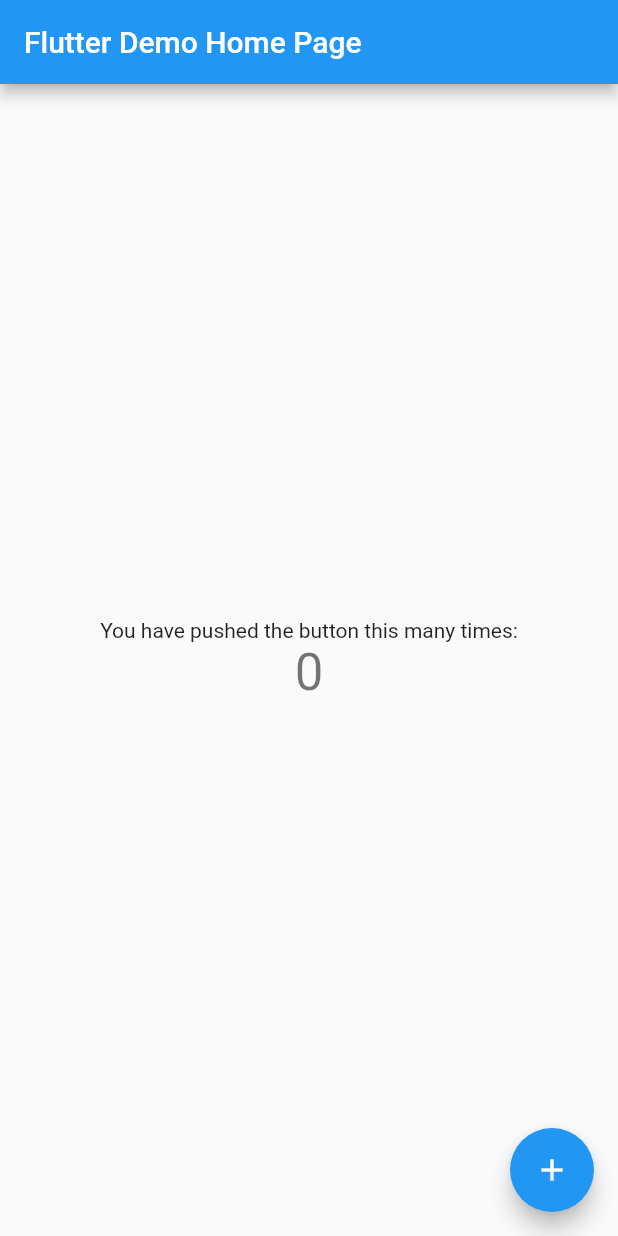
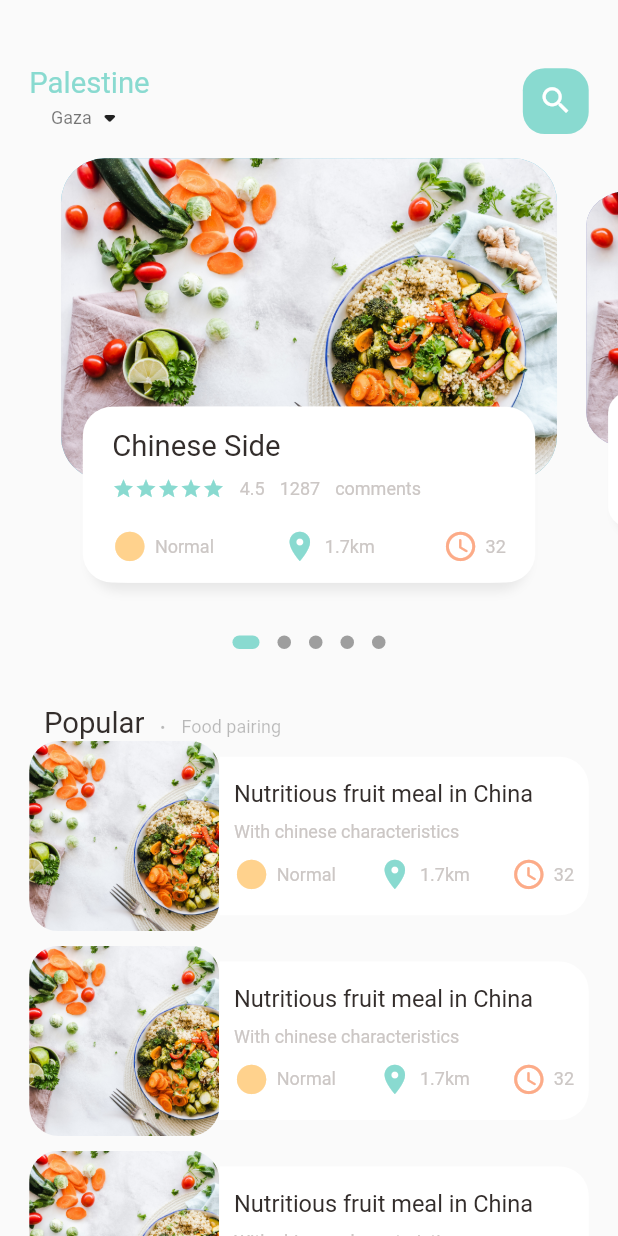
Before and after one commit to HusamAwad2001/Food-Delivery, a Flutter app: the screen it shows after launch, on a phone screen of 412 x 824 dp. Run offline on Flutter 3.47's test engine with Material 2 defaults, Android fonts, the phone set to English and light mode, and no system bars; drawn by our look-alikes of dots_indicator; our stand-ins replace get, google_fonts.

Commit message:
finish ui home screen

```diff
--- a/lib/main.dart
+++ b/lib/main.dart
@@ -1,115 +1,19 @@
 import 'package:flutter/material.dart';
+import 'package:food_delivery_app/screens/home/main_food_page.dart';
+import 'package:get/get_navigation/get_navigation.dart';
 
 void main() {
-  runApp(const MyApp());
+  return runApp(const MyApp());
 }
 
 class MyApp extends StatelessWidget {
   const MyApp({Key? key}) : super(key: key);
 
-  // This widget is the root of your application.
   @override
   Widget build(BuildContext context) {
-    return MaterialApp(
-      title: 'Flutter Demo',
-      theme: ThemeData(
-        // This is the theme of your application.
-        //
-        // Try running your application with "flutter run". You'll see the
-        // application has a blue toolbar. Then, without quitting the app, try
-        // changing the primarySwatch below to Colors.green and then invoke
-        // "hot reload" (press "r" in the console where you ran "flutter run",
-        // or simply save your changes to "hot reload" in a Flutter IDE).
-        // Notice that the counter didn't reset back to zero; the application
-        // is not restarted.
-        primarySwatch: Colors.blue,
-      ),
-      home: const MyHomePage(title: 'Flutter Demo Home Page'),
+    return const GetMaterialApp(
+      debugShowCheckedModeBanner: false,
+      home: MainFoodPage(),
     );
   }
 }
-
-class MyHomePage extends StatefulWidget {
-  const MyHomePage({Key? key, required this.title}) : super(key: key);
-
-  // This widget is the home page of your application. It is stateful, meaning
-  // that it has a State object (defined below) that contains fields that affect
-  // how it looks.
-
-  // This class is the configuration for the state. It holds the values (in this
-  // case the title) provided by the parent (in this case the App widget) and
-  // used by the build method of the State. Fields in a Widget subclass are
-  // always marked "final".
-
-  final String title;
-
-  @override
-  State<MyHomePage> createState() => _MyHomePageState();
-}
-
-class _MyHomePageState extends State<MyHomePage> {
-  int _counter = 0;
-
-  void _incrementCounter() {
-    setState(() {
-      // This call to setState tells the Flutter framework that something has
-      // changed in this State, which causes it to rerun the build method below
-      // so that the display can reflect the updated values. If we changed
-      // _counter without calling setState(), then the build method would not be
-      // called again, and so nothing would appear to happen.
-      _counter++;
-    });
-  }
-
-  @override
-  Widget build(BuildContext context) {
-    // This method is rerun every time setState is called, for instance as done
-    // by the _incrementCounter method above.
-    //
-    // The Flutter framework has been optimized to make rerunning build methods
-    // fast, so that you can just rebuild anything that needs updating rather
-    // than having to individually change instances of widgets.
-    return Scaffold(
-      appBar: AppBar(
-        // Here we take the value from the MyHomePage object that was created by
-        // the App.build method, and use it to set our appbar title.
-        title: Text(widget.title),
-      ),
-      body: Center(
-        // Center is a layout widget. It takes a single child and positions it
-        // in the middle of the parent.
-        child: Column(
-          // Column is also a layout widget. It takes a list of children and
-          // arranges them vertically. By default, it sizes itself to fit its
-          // children horizontally, and tries to be as tall as its parent.
-          //
-          // Invoke "debug painting" (press "p" in the console, choose the
-          // "Toggle Debug Paint" action from the Flutter Inspector in Android
-          // Studio, or the "Toggle Debug Paint" command in Visual Studio Code)
-          // to see the wireframe for each widget.
-          //
-          // Column has various properties to control how it sizes itself and
-          // how it positions its children. Here we use mainAxisAlignment to
-          // center the children vertically; the main axis here is the vertical
-          // axis because Columns are vertical (the cross axis would be
-          // horizontal).
-          mainAxisAlignment: MainAxisAlignment.center,
-          children: <Widget>[
-            const Text(
-              'You have pushed the button this many times:',
-            ),
-            Text(
-              '$_counter',
-              style: Theme.of(context).textTheme.headline4,
-            ),
-          ],
-        ),
-      ),
-      floatingActionButton: FloatingActionButton(
-        onPressed: _incrementCounter,
-        tooltip: 'Increment',
-        child: const Icon(Icons.add),
-      ), // This trailing comma makes auto-formatting nicer for build methods.
-    );
-  }
-}
--- /dev/null
+++ b/lib/screens/food/popular_food_detail.dart
@@ -0,0 +1,10 @@
+import 'package:flutter/material.dart';
+
+class PopularFoodDetail extends StatelessWidget {
+  const PopularFoodDetail({Key? key}) : super(key: key);
+
+  @override
+  Widget build(BuildContext context) {
+    return Scaffold();
+  }
+}
--- /dev/null
+++ b/lib/screens/home/food_page_body.dart
@@ -0,0 +1,326 @@
+import 'package:dots_indicator/dots_indicator.dart';
+import 'package:flutter/material.dart';
+import 'package:food_delivery_app/utils/colors.dart';
+import 'package:food_delivery_app/utils/dimensions.dart';
+import 'package:food_delivery_app/widgets/big_text.dart';
+import 'package:food_delivery_app/widgets/icon_and_text_widget.dart';
+import 'package:food_delivery_app/widgets/small_text.dart';
+
+class FoodPageBody extends StatefulWidget {
+  const FoodPageBody({Key? key}) : super(key: key);
+
+  @override
+  State<FoodPageBody> createState() => _FoodPageBodyState();
+}
+
+class _FoodPageBodyState extends State<FoodPageBody> {
+  PageController pageController = PageController(viewportFraction: 0.85);
+  var _currentPageValue = 0.0;
+  final double _scaleFactor = 0.8;
+  final double _height = Dimensions.pageViewContainer;
+
+  @override
+  void initState() {
+    super.initState();
+    pageController.addListener(() {
+      setState(() {
+        _currentPageValue = pageController.page!;
+      });
+    });
+  }
+
+  @override
+  void dispose() {
+    pageController.dispose();
+    super.dispose();
+  }
+
+  @override
+  Widget build(BuildContext context) {
+    return Column(
+      children: [
+        //slider section
+        Container(
+          height: Dimensions.pageView,
+          // color: Colors.red,
+          child: PageView.builder(
+            controller: pageController,
+            physics: const BouncingScrollPhysics(),
+            itemCount: 5,
+            itemBuilder: (context, position) {
+              return _buildPageItem(position);
+            },
+          ),
+        ),
+        //dots
+        DotsIndicator(
+          dotsCount: 5,
+          position: _currentPageValue,
+          decorator: DotsDecorator(
+            size: const Size.square(9.0),
+            activeSize: const Size(18, 9),
+            activeColor: AppColors.mainColor,
+            activeShape: RoundedRectangleBorder(
+              borderRadius: BorderRadius.circular(5),
+            ),
+          ),
+        ),
+        //Popular text
+        SizedBox(height: Dimensions.height30),
+        Container(
+          margin: EdgeInsets.only(left: Dimensions.width30),
+          child: Row(
+            crossAxisAlignment: CrossAxisAlignment.end,
+            children: [
+              BigText(text: 'Popular'),
+              SizedBox(width: Dimensions.height10),
+              Container(
+                margin: const EdgeInsets.only(bottom: 3),
+                child: BigText(
+                  text: '.',
+                  color: Colors.black26,
+                ),
+              ),
+              SizedBox(width: Dimensions.height10),
+              Container(
+                margin: const EdgeInsets.only(bottom: 2),
+                child: SmallText(
+                  text: 'Food pairing',
+                  color: Colors.black26,
+                ),
+              ),
+            ],
+          ),
+        ),
+        //list of food and images
+        ListView.builder(
+          // physics: const AlwaysScrollableScrollPhysics(),
+          physics: const NeverScrollableScrollPhysics(),
+          shrinkWrap: true,
+          itemCount: 10,
+          itemBuilder: (context, index) {
+            return Container(
+              margin: EdgeInsets.only(
+                left: Dimensions.width20,
+                right: Dimensions.width20,
+                bottom: Dimensions.height10,
+              ),
+              child: Row(
+                children: [
+                  //image section
+                  Container(
+                    width: Dimensions.listViewImgSize,
+                    height: Dimensions.listViewImgSize,
+                    decoration: BoxDecoration(
+                      borderRadius: BorderRadius.circular(Dimensions.radius20),
+                      color: Colors.white38,
+                      image: const DecorationImage(
+                        image: AssetImage('assets/images/food0.jpg'),
+                        fit: BoxFit.cover,
+                      ),
+                    ),
+                  ),
+                  //text section
+                  Expanded(
+                    child: Container(
+                      height: Dimensions.listViewTextContSize,
+                      decoration: BoxDecoration(
+                        borderRadius: BorderRadius.only(
+                          topRight: Radius.circular(Dimensions.radius20),
+                          bottomRight: Radius.circular(Dimensions.radius20),
+                        ),
+                        color: Colors.white,
+                      ),
+                      child: Padding(
+                        padding: EdgeInsets.only(
+                          left: Dimensions.width10,
+                          right: Dimensions.width10,
+                        ),
+                        child: Column(
+                          mainAxisAlignment: MainAxisAlignment.center,
+                          crossAxisAlignment: CrossAxisAlignment.start,
+                          children: [
+                            BigText(
+                              text: 'Nutritious fruit meal in China',
+                              size: Dimensions.font16,
+                            ),
+                            SizedBox(height: Dimensions.height10),
+                            SmallText(text: 'With chinese characteristics'),
+                            SizedBox(height: Dimensions.height10),
+                            Row(
+                              mainAxisAlignment: MainAxisAlignment.spaceBetween,
+                              children: [
+                                IconAndTextWidget(
+                                  icon: Icons.circle_sharp,
+                                  text: 'Normal',
+                                  iconColor: AppColors.iconColor1,
+                                ),
+                                IconAndTextWidget(
+                                  icon: Icons.location_on,
+                                  text: '1.7km',
+                                  iconColor: AppColors.mainColor,
+                                ),
+                                IconAndTextWidget(
+                                  icon: Icons.access_time_rounded,
+                                  text: '32',
+                                  iconColor: AppColors.iconColor2,
+                                ),
+                              ],
+                            ),
+                          ],
+                        ),
+                      ),
+                    ),
+                  ),
+                ],
+              ),
+            );
+          },
+        ),
+      ],
+    );
+  }
+
+  Widget _buildPageItem(int index) {
+    Matrix4 matrix = Matrix4.identity();
+
+    if (index == _currentPageValue.floor()) {
+      var currScale = 1 - (_currentPageValue - index) * (1 - _scaleFactor);
+      var currTrans = _height * (1 - currScale) / 2;
+      matrix = Matrix4.diagonal3Values(1, currScale, 1)
+        ..setTranslationRaw(0, currTrans, 0);
+    }
+
+    ///-------------------------------------------------------------------------
+    else if (index == _currentPageValue.floor() + 1) {
+      var currScale =
+          _scaleFactor + (_currentPageValue - index + 1) * (1 - _scaleFactor);
+      var currTrans = _height * (1 - currScale) / 2;
+      matrix = Matrix4.diagonal3Values(1, currScale, 1);
+      matrix = Matrix4.diagonal3Values(1, currScale, 1)
+        ..setTranslationRaw(0, currTrans, 0);
+
+      ///-------------------------------------------------------------------------
+    }
+
+    ///-------------------------------------------------------------------------
+    else if (index == _currentPageValue.floor() - 1) {
+      var currScale = 1 - (_currentPageValue - index) * (1 - _scaleFactor);
+      var currTrans = _height * (1 - currScale) / 2;
+      matrix = Matrix4.diagonal3Values(1, currScale, 1);
+      matrix = Matrix4.diagonal3Values(1, currScale, 1)
+        ..setTranslationRaw(0, currTrans, 0);
+    }
+
+    return Transform(
+      transform: matrix,
+      child: Stack(
+        children: [
+          Container(
+            height: Dimensions.pageViewContainer,
+            margin: EdgeInsets.only(
+              left: Dimensions.width10,
+              right: Dimensions.width10,
+            ),
+            decoration: BoxDecoration(
+                borderRadius: BorderRadius.circular(Dimensions.radius30),
+                color: index.isEven
+                    ? const Color(0xFF69c5df)
+                    : const Color(0xFF9294cc),
+                image: const DecorationImage(
+                  image: AssetImage('assets/images/food0.jpg'),
+                  fit: BoxFit.cover,
+                )),
+          ),
+          Align(
+            alignment: Alignment.bottomCenter,
+            child: Container(
+              height: Dimensions.pageViewTextContainer,
+              margin: EdgeInsets.only(
+                left: Dimensions.width30,
+                right: Dimensions.width30,
+                bottom: Dimensions.height30,
+              ),
+              decoration: BoxDecoration(
+                borderRadius: BorderRadius.circular(Dimensions.radius20),
+                color: Colors.white,
+                boxShadow: const [
+                  BoxShadow(
+                    color: Color(0xFFe8e8e8),
+                    blurRadius: 5.0,
+                    offset: Offset(0, 5),
+                  ),
+                  BoxShadow(
+                    color: Colors.white,
+                    offset: Offset(-5, 0),
+                  ),
+                  BoxShadow(
+                    color: Colors.white,
+                    offset: Offset(5, 0),
+                  ),
+                ],
+              ),
+              child: Container(
+                padding: EdgeInsets.only(
+                  top: Dimensions.height15,
+                  left: Dimensions.height15,
+                  right: Dimensions.height15,
+                ),
+                child: Column(
+                  crossAxisAlignment: CrossAxisAlignment.start,
+                  children: [
+                    BigText(text: 'Chinese Side'),
+                    SizedBox(height: Dimensions.height10),
+                    Row(
+                      children: [
+                        Wrap(
+                          children: List.generate(
+                            5,
+                            (index) {
+                              return const Icon(
+                                Icons.star,
+                                color: AppColors.mainColor,
+                                size: 15,
+                              );
+                            },
+                          ),
+                        ),
+                        const SizedBox(width: 10),
+                        SmallText(text: '4.5'),
+                        const SizedBox(width: 10),
+                        SmallText(text: '1287'),
+                        const SizedBox(width: 10),
+                        SmallText(text: 'comments'),
+                      ],
+                    ),
+                    SizedBox(height: Dimensions.height20),
+                    Row(
+                      mainAxisAlignment: MainAxisAlignment.spaceBetween,
+                      children: [
+                        IconAndTextWidget(
+                          icon: Icons.circle_sharp,
+                          text: 'Normal',
+                          iconColor: AppColors.iconColor1,
+                        ),
+                        IconAndTextWidget(
+                          icon: Icons.location_on,
+                          text: '1.7km',
+                          iconColor: AppColors.mainColor,
+                        ),
+                        IconAndTextWidget(
+                          icon: Icons.access_time_rounded,
+                          text: '32',
+                          iconColor: AppColors.iconColor2,
+                        ),
+                      ],
+                    ),
+                  ],
+                ),
+              ),
+            ),
+          ),
+        ],
+      ),
+    );
+  }
+}
--- /dev/null
+++ b/lib/screens/home/main_food_page.dart
@@ -0,0 +1,83 @@
+import 'package:flutter/material.dart';
+import 'package:food_delivery_app/screens/home/food_page_body.dart';
+import 'package:food_delivery_app/utils/colors.dart';
+import 'package:food_delivery_app/utils/dimensions.dart';
+import 'package:food_delivery_app/widgets/big_text.dart';
+import 'package:food_delivery_app/widgets/small_text.dart';
+
+class MainFoodPage extends StatefulWidget {
+  const MainFoodPage({Key? key}) : super(key: key);
+
+  @override
+  State<MainFoodPage> createState() => _MainFoodPageState();
+}
+
+class _MainFoodPageState extends State<MainFoodPage> {
+  @override
+  Widget build(BuildContext context) {
+    return Scaffold(
+      body: Column(
+        children: [
+          //Showing the header
+          Container(
+            child: Container(
+              margin: EdgeInsets.only(
+                top: Dimensions.height45,
+                bottom: Dimensions.height15,
+              ),
+              padding: EdgeInsets.only(
+                left: Dimensions.width20,
+                right: Dimensions.width20,
+              ),
+              child: Row(
+                mainAxisAlignment: MainAxisAlignment.spaceBetween,
+                children: [
+                  Column(
+                    children: [
+                      BigText(
+                        text: 'Palestine',
+                        color: AppColors.mainColor,
+                      ),
+                      Row(
+                        children: [
+                          SmallText(
+                            text: 'Gaza',
+                            color: Colors.black54,
+                          ),
+                          const Icon(Icons.arrow_drop_down_rounded),
+                        ],
+                      ),
+                    ],
+                  ),
+                  Center(
+                    child: Container(
+                      width: Dimensions.width45,
+                      height: Dimensions.height45,
+                      decoration: BoxDecoration(
+                        borderRadius:
+                            BorderRadius.circular(Dimensions.radius15),
+                        color: AppColors.mainColor,
+                      ),
+                      child: Icon(
+                        Icons.search,
+                        color: Colors.white,
+                        size: Dimensions.iconSize24,
+                      ),
+                    ),
+                  ),
+                ],
+              ),
+            ),
+          ),
+          //Showing the body
+          const Expanded(
+            child: SingleChildScrollView(
+              physics: BouncingScrollPhysics(),
+              child: FoodPageBody(),
+            ),
+          ),
+        ],
+      ),
+    );
+  }
+}
--- /dev/null
+++ b/lib/utils/colors.dart
@@ -0,0 +1,14 @@
+import 'dart:ui';
+
+class AppColors {
+  static const Color textColor = Color(0xFFccc7c5);
+  static const Color mainColor = Color(0xFF89dad0);
+  static const Color iconColor1 = Color(0xFFffd28d);
+  static const Color iconColor2 = Color(0xFFfcab88);
+  static const Color paraColor = Color(0xFF8f837f);
+  static const Color buttonBackgroundColor = Color(0xFFf7f6f4);
+  static const Color signColor = Color(0xFFa9a29f);
+  static const Color titleColor = Color(0xFF5c524f);
+  static const Color mainBlackColor = Color(0xFF332d2b);
+  static const Color yellowColor = Color(0xFFffd379);
+}
--- /dev/null
+++ b/lib/utils/dimensions.dart
@@ -0,0 +1,38 @@
+import 'package:get/get.dart';
+
+class Dimensions {
+  static double screenHeight = Get.context!.height;
+  static double screenWidth = Get.context!.width;
+
+  static double pageView = screenHeight / 2.64;
+  static double pageViewContainer = screenHeight / 3.84;
+  static double pageViewTextContainer = screenHeight / 7.03;
+  //dynamic height padding and margin
+  static double height10 = screenHeight / 84.4;
+  static double height15 = screenHeight / 56.27;
+  static double height20 = screenHeight / 42.2;
+  static double height30 = screenHeight / 28.13;
+  static double height45 = screenHeight / 18.76;
+
+  //dynamic width padding and margin
+  static double width10 = screenHeight / 84.4;
+  static double width15 = screenHeight / 56.27;
+  static double width20 = screenHeight / 42.2;
+  static double width30 = screenHeight / 28.13;
+  static double width45 = screenHeight / 18.76;
+
+  static double font16 = screenHeight / 52.5;
+  static double font20 = screenHeight / 42.2;
+
+  //radius
+  static double radius15 = screenHeight / 56.27;
+  static double radius20 = screenHeight / 42.2;
+  static double radius30 = screenHeight / 28.13;
+
+  //icon Size
+  static double iconSize24 = screenHeight / 35.17;
+
+  //list view size
+  static double listViewImgSize = screenWidth / 3.25;
+  static double listViewTextContSize = screenWidth / 3.9;
+}
--- /dev/null
+++ b/lib/widgets/big_text.dart
@@ -0,0 +1,33 @@
+import 'package:flutter/material.dart';
+import 'package:food_delivery_app/utils/dimensions.dart';
+import 'package:google_fonts/google_fonts.dart';
+
+class BigText extends StatelessWidget {
+  Color? color;
+  final String text;
+  double size;
+  TextOverflow overFlow;
+
+  BigText({
+    Key? key,
+    this.color = const Color(0xFF332d2b),
+    // this.color = const Color(0xFF89dad0),
+    required this.text,
+    this.size = 0,
+    this.overFlow = TextOverflow.ellipsis,
+  }) : super(key: key);
+
+  @override
+  Widget build(BuildContext context) {
+    return Text(
+      text,
+      overflow: overFlow,
+      maxLines: 1,
+      style: GoogleFonts.roboto(
+        color: color,
+        fontSize: size == 0 ? Dimensions.font20 : size,
+        fontWeight: FontWeight.w400,
+      ),
+    );
+  }
+}
--- /dev/null
+++ b/lib/widgets/icon_and_text_widget.dart
@@ -0,0 +1,30 @@
+import 'package:flutter/material.dart';
+import 'package:food_delivery_app/utils/dimensions.dart';
+import 'package:food_delivery_app/widgets/small_text.dart';
+
+class IconAndTextWidget extends StatelessWidget {
+  final IconData icon;
+  final String text;
+  final Color iconColor;
+
+  IconAndTextWidget({
+    required this.icon,
+    required this.text,
+    required this.iconColor,
+  });
+
+  @override
+  Widget build(BuildContext context) {
+    return Row(
+      children: [
+        Icon(
+          icon,
+          color: iconColor,
+          size: Dimensions.iconSize24,
+        ),
+        const SizedBox(width: 5),
+        SmallText(text: text),
+      ],
+    );
+  }
+}
--- /dev/null
+++ b/lib/widgets/small_text.dart
@@ -0,0 +1,29 @@
+import 'package:flutter/material.dart';
+import 'package:google_fonts/google_fonts.dart';
+
+class SmallText extends StatelessWidget {
+  Color? color;
+  final String text;
+  double size;
+  double height;
+
+  SmallText({
+    Key? key,
+    this.color = const Color(0xFFccc7c5),
+    required this.text,
+    this.size = 12,
+    this.height = 1.2,
+  }) : super(key: key);
+
+  @override
+  Widget build(BuildContext context) {
+    return Text(
+      text,
+      style: GoogleFonts.roboto(
+        color: color,
+        fontSize: size,
+        height: height,
+      ),
+    );
+  }
+}
--- a/pubspec.yaml
+++ b/pubspec.yaml
@@ -16,7 +16,9 @@ dependencies:
 
 
   cupertino_icons: ^1.0.2
+  get: ^4.6.5
   google_fonts: ^3.0.1
+  dots_indicator: ^2.1.0
 
 dev_dependencies:
   flutter_test:
@@ -30,8 +32,8 @@ flutter:
   uses-material-design: true
 
   # To add assets to your application, add an assets section, like this:
-  # assets:
-  #   - images/a_dot_burr.jpeg
+  assets:
+    - assets/images/
   #   - images/a_dot_ham.jpeg
 
   # example:
```
Also changed, not shown: assets/images/food0.jpg (added), pubspec.lock.
